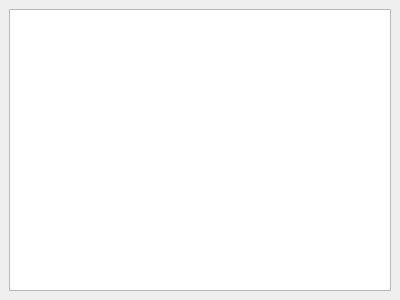
feelx88/git-qui, file src/components/diffview/diffview.ui: the form before one commit.
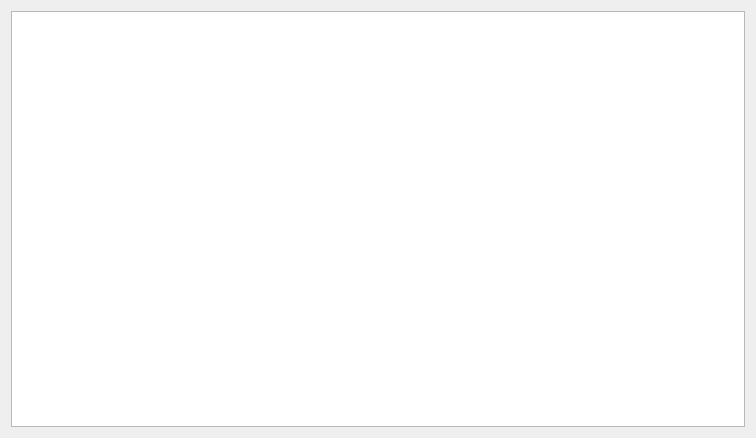
The form after the commit.

Patch:
```diff
--- a/src/components/diffview/diffview.ui
+++ b/src/components/diffview/diffview.ui
@@ -1,22 +1,29 @@
 <?xml version="1.0" encoding="UTF-8"?>
 <ui version="4.0">
  <class>DiffView</class>
- <widget class="QDockWidget" name="DiffView">
+ <widget class="QFrame" name="DiffView">
   <property name="geometry">
    <rect>
     <x>0</x>
     <y>0</y>
-    <width>400</width>
-    <height>300</height>
+    <width>756</width>
+    <height>438</height>
    </rect>
   </property>
+  <property name="sizePolicy">
+   <sizepolicy hsizetype="Expanding" vsizetype="Expanding">
+    <horstretch>0</horstretch>
+    <verstretch>0</verstretch>
+   </sizepolicy>
+  </property>
   <property name="contextMenuPolicy">
    <enum>Qt::ActionsContextMenu</enum>
   </property>
   <property name="windowTitle">
    <string>&amp;DiffView</string>
   </property>
-  <widget class="QWidget" name="dockWidgetContents">
+  <layout class="QVBoxLayout" name="verticalLayout_2">
+   <item>
    <layout class="QVBoxLayout" name="verticalLayout">
     <item>
      <widget class="QTreeWidget" name="treeWidget">
@@ -65,7 +72,8 @@
      </widget>
     </item>
    </layout>
-  </widget>
+   </item>
+  </layout>
  </widget>
  <resources/>
  <connections/>
```
Lines whose indentation alone changed are shown as unchanged.
